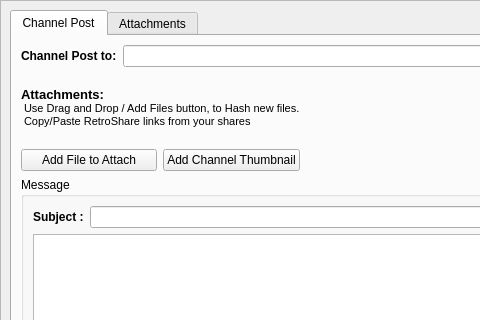
RetroShare/RetroShare, file retroshare-gui/src/gui/gxschannels/CreateGxsChannelMsg.ui: the form before one commit; both pictures show x 0 to 480 and y 0 to 320 of the 875 by 659 pixel window.
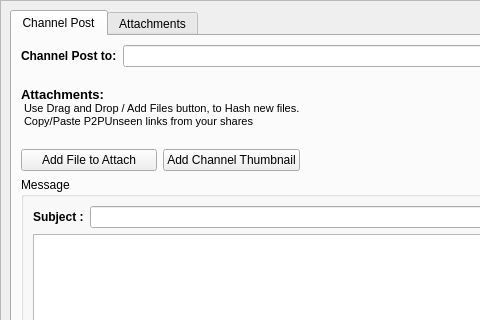
The form after the commit. Icons and pictures are not drawn. Custom widgets are drawn as their Qt base class.

Commit message: replace P2PUnseen text in .ui file

```diff
--- a/retroshare-gui/src/gui/gxschannels/CreateGxsChannelMsg.ui
+++ b/retroshare-gui/src/gui/gxschannels/CreateGxsChannelMsg.ui
@@ -105,7 +105,7 @@
 &lt;/style&gt;&lt;/head&gt;&lt;body style=&quot; font-family:'Ubuntu'; font-size:11pt; font-weight:400; font-style:normal;&quot;&gt;
 &lt;p style=&quot; margin-top:0px; margin-bottom:0px; margin-left:0px; margin-right:0px; -qt-block-indent:0; text-indent:0px;&quot;&gt;&lt;span style=&quot; font-family:'MS Shell Dlg 2'; font-size:10pt; font-weight:600;&quot;&gt;Attachments:&lt;/span&gt;&lt;/p&gt;
 &lt;p style=&quot; margin-top:0px; margin-bottom:0px; margin-left:0px; margin-right:0px; -qt-block-indent:0; text-indent:0px;&quot;&gt;&lt;img src=&quot;:/images/feedback_arrow.png&quot; /&gt;&lt;span style=&quot; font-family:'MS Shell Dlg 2'; font-size:8pt;&quot;&gt; Use Drag and Drop / Add Files button, to Hash new files.&lt;/span&gt;&lt;/p&gt;
-&lt;p style=&quot; margin-top:0px; margin-bottom:0px; margin-left:0px; margin-right:0px; -qt-block-indent:0; text-indent:0px;&quot;&gt;&lt;img src=&quot;:/images/feedback_arrow.png&quot; /&gt;&lt;span style=&quot; font-family:'MS Shell Dlg 2'; font-size:8pt;&quot;&gt; Copy/Paste RetroShare links from your shares&lt;/span&gt;&lt;/p&gt;&lt;/body&gt;&lt;/html&gt;</string>
+&lt;p style=&quot; margin-top:0px; margin-bottom:0px; margin-left:0px; margin-right:0px; -qt-block-indent:0; text-indent:0px;&quot;&gt;&lt;img src=&quot;:/images/feedback_arrow.png&quot; /&gt;&lt;span style=&quot; font-family:'MS Shell Dlg 2'; font-size:8pt;&quot;&gt; Copy/Paste P2PUnseen links from your shares&lt;/span&gt;&lt;/p&gt;&lt;/body&gt;&lt;/html&gt;</string>
               </property>
              </widget>
             </item>
```
The commit also changes 33 other files.
